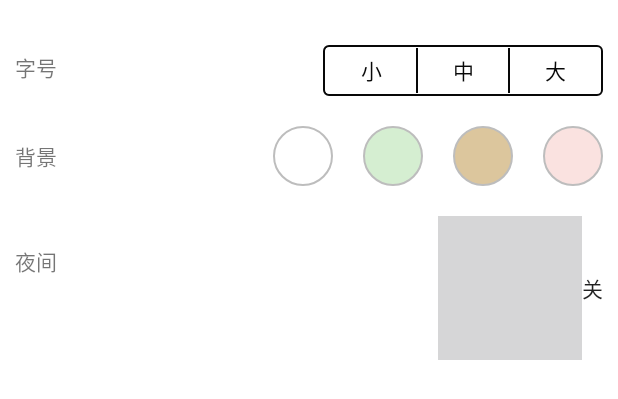
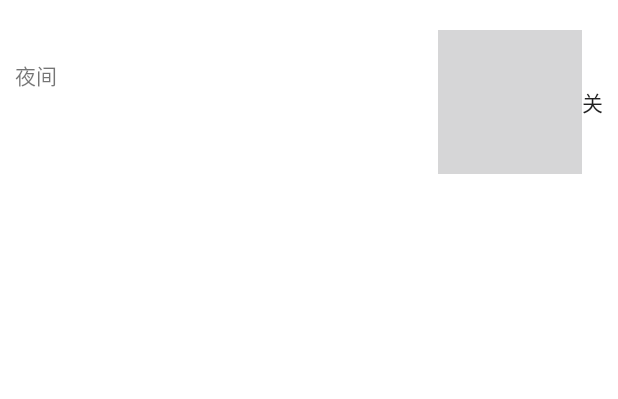
Before and after one commit to cuiwenju2017/EveryDayIs, an Android app: the layout dialog.xml on its own in the app's theme, with its tools: preview values and no code run, on a phone screen of 412 x 824 dp. Shown: the top 399 px of the screen. Run offline under Robolectric (Android 15) with nearby library versions, the phone set to English and light mode, and no system bars.

Commit message:
2019/1/8

```diff
--- a/app/src/main/res/drawable/tebbar_four.xml
+++ /dev/null
@@ -1,5 +0,0 @@
-<?xml version="1.0" encoding="utf-8"?>
-<selector xmlns:android="http://schemas.android.com/apk/res/android">
-    <item android:drawable="@drawable/pink" android:state_checked="true" />
-    <item android:drawable="@drawable/shape_bg_pink" android:state_checked="false" />
-</selector>
--- a/app/src/main/res/drawable/tebbar_one.xml
+++ /dev/null
@@ -1,5 +0,0 @@
-<?xml version="1.0" encoding="utf-8"?>
-<selector xmlns:android="http://schemas.android.com/apk/res/android">
-    <item android:drawable="@drawable/white" android:state_checked="true" />
-    <item android:drawable="@drawable/shape_bg_white" android:state_checked="false" />
-</selector>
--- a/app/src/main/res/drawable/tebbar_three.xml
+++ /dev/null
@@ -1,5 +0,0 @@
-<?xml version="1.0" encoding="utf-8"?>
-<selector xmlns:android="http://schemas.android.com/apk/res/android">
-    <item android:drawable="@drawable/orange" android:state_checked="true" />
-    <item android:drawable="@drawable/shape_bg_orange" android:state_checked="false" />
-</selector>
--- a/app/src/main/res/drawable/tebbar_two.xml
+++ /dev/null
@@ -1,5 +0,0 @@
-<?xml version="1.0" encoding="utf-8"?>
-<selector xmlns:android="http://schemas.android.com/apk/res/android">
-    <item android:drawable="@drawable/green" android:state_checked="true" />
-    <item android:drawable="@drawable/shape_bg_green" android:state_checked="false" />
-</selector>
--- a/app/src/main/res/layout/dialog.xml
+++ b/app/src/main/res/layout/dialog.xml
@@ -4,122 +4,6 @@
     android:layout_height="match_parent"
     android:background="@color/colorWhite"
     android:orientation="vertical">
-
-    <RelativeLayout
-        android:layout_width="match_parent"
-        android:layout_height="wrap_content"
-        android:layout_marginLeft="10dp"
-        android:layout_marginTop="30dp"
-        android:layout_marginRight="10dp">
-
-        <TextView
-            android:layout_width="wrap_content"
-            android:layout_height="30dp"
-            android:gravity="center"
-            android:text="字号" />
-
-        <RadioGroup
-            android:layout_width="wrap_content"
-            android:layout_height="wrap_content"
-            android:layout_alignParentRight="true"
-            android:background="@drawable/boder"
-            android:orientation="horizontal">
-
-            <RadioButton
-                android:id="@+id/small"
-                android:layout_width="60dp"
-                android:layout_height="30dp"
-                android:background="@drawable/tebbar_bg"
-                android:button="@null"
-                android:gravity="center"
-                android:text="小"
-                android:textColor="@color/selector_tv" />
-
-            <View
-                android:layout_width="1dp"
-                android:layout_height="match_parent"
-                android:background="@color/colorBlack" />
-
-            <RadioButton
-                android:id="@+id/center"
-                android:layout_width="60dp"
-                android:layout_height="30dp"
-                android:background="@drawable/tebbar_bg"
-                android:button="@null"
-                android:gravity="center"
-                android:text="中"
-                android:textColor="@color/selector_tv" />
-
-            <View
-                android:layout_width="1dp"
-                android:layout_height="match_parent"
-                android:background="@color/colorBlack" />
-
-            <RadioButton
-                android:id="@+id/large"
-                android:layout_width="60dp"
-                android:layout_height="30dp"
-                android:background="@drawable/tebbar_bg"
-                android:button="@null"
-                android:gravity="center"
-                android:text="大"
-                android:textColor="@color/selector_tv" />
-        </RadioGroup>
-    </RelativeLayout>
-
-    <RelativeLayout
-        android:layout_width="match_parent"
-        android:layout_height="wrap_content"
-        android:layout_marginLeft="10dp"
-        android:layout_marginTop="20dp"
-        android:layout_marginRight="10dp">
-
-        <TextView
-            android:layout_width="wrap_content"
-            android:layout_height="40dp"
-            android:gravity="center"
-            android:text="背景" />
-
-        <RadioGroup
-            android:layout_width="wrap_content"
-            android:layout_height="wrap_content"
-            android:layout_alignParentRight="true"
-            android:orientation="horizontal">
-
-            <RadioButton
-                android:layout_width="wrap_content"
-                android:layout_height="40dp"
-                android:button="@null"
-                android:drawableTop="@drawable/tebbar_one"
-                android:gravity="center" />
-
-
-            <RadioButton
-                android:layout_width="wrap_content"
-                android:layout_height="40dp"
-                android:layout_marginLeft="20dp"
-                android:button="@null"
-                android:drawableTop="@drawable/tebbar_two"
-                android:gravity="center" />
-
-
-            <RadioButton
-                android:layout_width="wrap_content"
-                android:layout_height="40dp"
-                android:layout_marginLeft="20dp"
-                android:button="@null"
-                android:drawableTop="@drawable/tebbar_three"
-                android:gravity="center" />
-
-            <RadioButton
-                android:layout_width="wrap_content"
-                android:layout_height="40dp"
-                android:layout_marginLeft="20dp"
-                android:button="@null"
-                android:drawableTop="@drawable/tebbar_four"
-                android:gravity="center" />
-        </RadioGroup>
-    </RelativeLayout>
 
     <RelativeLayout
         android:layout_width="match_parent"
@@ -143,7 +27,6 @@
             android:layout_gravity="center"
             android:background="@android:color/transparent"
             android:button="@drawable/btn_backgrounds"
-            android:checked="false"
             android:textOff="关"
             android:textOn="开" />
     </RelativeLayout>
```
Also changed, not shown: app/src/main/java/com/example/everydayis/activity/MainActivity.java (+59 -60 lines), app/src/main/res/layout/activity_main.xml (+2 -7 lines), app/src/main/res/drawable-xxhdpi/green.png (deleted), app/src/main/res/drawable-xxhdpi/logo.png (deleted), app/src/main/res/drawable-xxhdpi/orange.png (deleted), app/src/main/res/drawable-xxhdpi/pink.png (deleted), app/src/main/res/drawable-xxhdpi/white.png (deleted).
